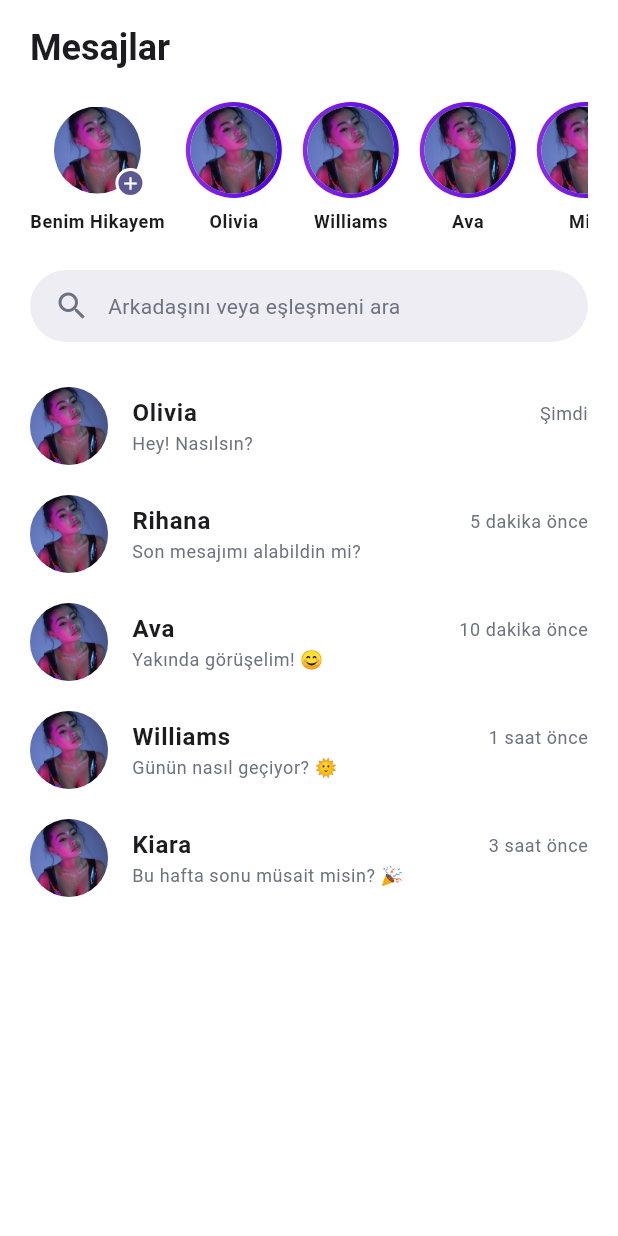
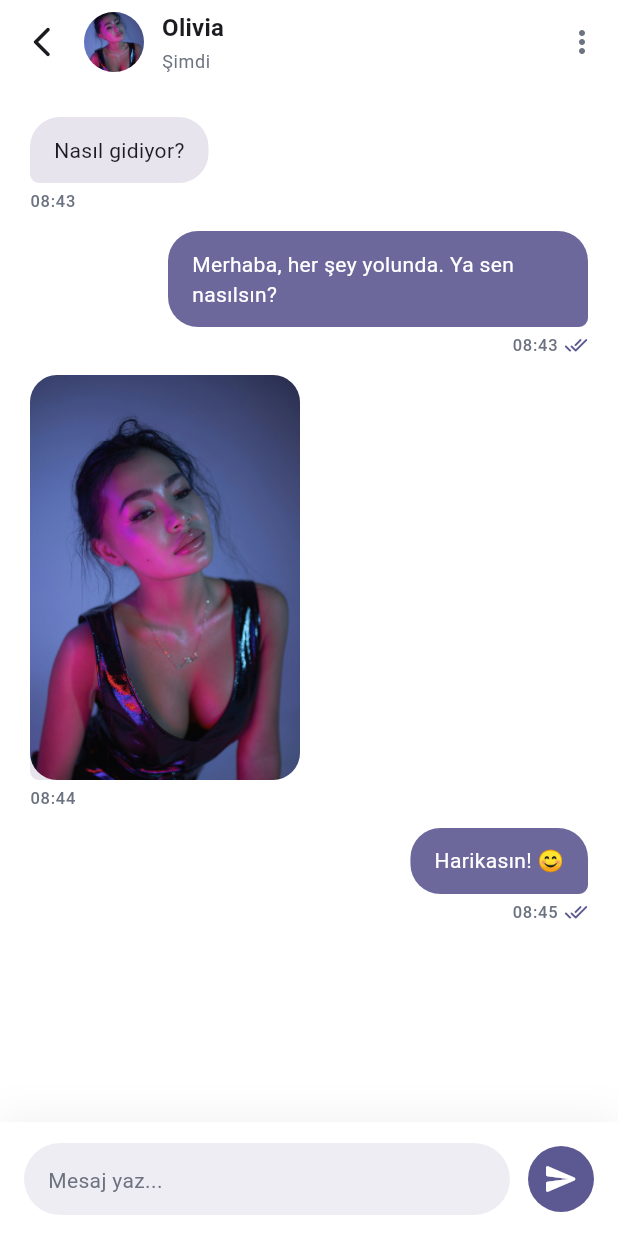
Before and after one commit to mertcan-tas/ferlian, a Flutter app: the MessagesScreen screen opened directly, after a tap on "Olivia", on a phone screen of 412 x 824 dp. Run offline on Flutter 3.47's test engine with Material 3 defaults, Android fonts, the phone set to English and light mode, and no system bars; our stand-ins replace flutter_svg, persistent_bottom_nav_bar, supabase_flutter; accounts and stored records are empty.

Commit message:
solved detail page bottom bar error

```diff
--- /dev/null
+++ b/lib/presentation/screens/messages/detail/chat_detail_screen.dart
@@ -0,0 +1,253 @@
+import 'package:flutter/material.dart';
+
+class ChatDetailScreen extends StatelessWidget {
+  const ChatDetailScreen({
+    super.key,
+    required this.partnerName,
+    required this.partnerAvatar,
+    required this.lastSeenLabel,
+  });
+
+  final String partnerName;
+  final String partnerAvatar;
+  final String lastSeenLabel;
+
+  @override
+  Widget build(BuildContext context) {
+    final theme = Theme.of(context);
+    final colorScheme = theme.colorScheme;
+
+    return Scaffold(
+      backgroundColor: colorScheme.surface,
+      appBar: AppBar(
+        backgroundColor: colorScheme.surface,
+        elevation: 0,
+        leading: IconButton(
+          icon: const Icon(Icons.arrow_back_ios_new_rounded),
+          onPressed: () => Navigator.of(context).pop(),
+        ),
+        titleSpacing: 0,
+        title: Row(
+          children: [
+            CircleAvatar(
+              radius: 20,
+              backgroundImage: AssetImage(partnerAvatar),
+            ),
+            const SizedBox(width: 12),
+            Column(
+              crossAxisAlignment: CrossAxisAlignment.start,
+              children: [
+                Text(
+                  partnerName,
+                  style: theme.textTheme.titleMedium?.copyWith(
+                    fontWeight: FontWeight.w600,
+                  ),
+                ),
+                const SizedBox(height: 2),
+                Text(
+                  lastSeenLabel,
+                  style: theme.textTheme.bodySmall?.copyWith(
+                    color: theme.colorScheme.onSurfaceVariant,
+                  ),
+                ),
+              ],
+            ),
+          ],
+        ),
+        actions: [
+          IconButton(
+            icon: const Icon(Icons.more_vert_rounded),
+            onPressed: () {},
+          ),
+        ],
+      ),
+      body: Column(
+        children: [
+          Expanded(
+            child: ListView.builder(
+              padding: const EdgeInsets.symmetric(horizontal: 20, vertical: 16),
+              itemCount: _sampleMessages.length,
+              itemBuilder: (context, index) {
+                final message = _sampleMessages[index];
+                return _MessageBubble(message: message, isMe: message.isMe);
+              },
+            ),
+          ),
+          const _MessageComposer(),
+        ],
+      ),
+    );
+  }
+}
+
+class ChatMessage {
+  const ChatMessage({
+    required this.isMe,
+    required this.timeLabel,
+    this.text,
+    this.imageAsset,
+  });
+
+  final bool isMe;
+  final String timeLabel;
+  final String? text;
+  final String? imageAsset;
+}
+
+class _MessageBubble extends StatelessWidget {
+  const _MessageBubble({required this.message, required this.isMe});
+
+  final ChatMessage message;
+  final bool isMe;
+
+  @override
+  Widget build(BuildContext context) {
+    final theme = Theme.of(context);
+    final colorScheme = theme.colorScheme;
+
+    final bubbleColor = isMe
+        ? colorScheme.primary.withOpacity(0.9)
+        : colorScheme.surfaceVariant.withOpacity(0.9);
+    final textColor = isMe ? Colors.white : colorScheme.onSurface;
+
+    Widget content;
+    if (message.imageAsset != null) {
+      content = ClipRRect(
+        borderRadius: BorderRadius.circular(18),
+        child: Image.asset(message.imageAsset!, width: 180, fit: BoxFit.cover),
+      );
+    } else {
+      content = Text(
+        message.text ?? '',
+        style: theme.textTheme.bodyMedium?.copyWith(color: textColor),
+      );
+    }
+
+    return Align(
+      alignment: isMe ? Alignment.centerRight : Alignment.centerLeft,
+      child: Padding(
+        padding: const EdgeInsets.symmetric(vertical: 6),
+        child: Column(
+          crossAxisAlignment: isMe
+              ? CrossAxisAlignment.end
+              : CrossAxisAlignment.start,
+          children: [
+            Container(
+              constraints: const BoxConstraints(maxWidth: 280),
+              padding: message.imageAsset != null
+                  ? EdgeInsets.zero
+                  : const EdgeInsets.symmetric(horizontal: 16, vertical: 12),
+              decoration: BoxDecoration(
+                color: bubbleColor,
+                borderRadius: BorderRadius.only(
+                  topLeft: const Radius.circular(20),
+                  topRight: const Radius.circular(20),
+                  bottomLeft: Radius.circular(isMe ? 20 : 6),
+                  bottomRight: Radius.circular(isMe ? 6 : 20),
+                ),
+              ),
+              child: content,
+            ),
+            const SizedBox(height: 4),
+            Row(
+              mainAxisSize: MainAxisSize.min,
+              children: [
+                Text(
+                  message.timeLabel,
+                  style: theme.textTheme.labelSmall?.copyWith(
+                    color: theme.colorScheme.onSurfaceVariant,
+                  ),
+                ),
+                if (isMe) ...[
+                  const SizedBox(width: 4),
+                  Icon(
+                    Icons.done_all_rounded,
+                    size: 16,
+                    color: theme.colorScheme.primary,
+                  ),
+                ],
+              ],
+            ),
+          ],
+        ),
+      ),
+    );
+  }
+}
+
+class _MessageComposer extends StatelessWidget {
+  const _MessageComposer();
+
+  @override
+  Widget build(BuildContext context) {
+    final theme = Theme.of(context);
+    final colorScheme = theme.colorScheme;
+
+    return SafeArea(
+      top: false,
+      child: Container(
+        padding: const EdgeInsets.symmetric(horizontal: 16, vertical: 14),
+        decoration: BoxDecoration(
+          color: colorScheme.surface,
+          boxShadow: [
+            BoxShadow(
+              color: Colors.black.withOpacity(0.05),
+              blurRadius: 20,
+              offset: const Offset(0, -4),
+            ),
+          ],
+        ),
+        child: Row(
+          children: [
+            Expanded(
+              child: Container(
+                decoration: BoxDecoration(
+                  color: colorScheme.surfaceVariant.withOpacity(0.6),
+                  borderRadius: BorderRadius.circular(24),
+                ),
+                child: TextField(
+                  decoration: InputDecoration(
+                    contentPadding: const EdgeInsets.symmetric(
+                      horizontal: 16,
+                      vertical: 12,
+                    ),
+                    hintText: 'Mesaj yaz...',
+                    hintStyle: theme.textTheme.bodyMedium?.copyWith(
+                      color: colorScheme.onSurfaceVariant,
+                    ),
+                    border: InputBorder.none,
+                  ),
+                ),
+              ),
+            ),
+            const SizedBox(width: 12),
+            Container(
+              width: 44,
+              height: 44,
+              decoration: BoxDecoration(
+                shape: BoxShape.circle,
+                color: colorScheme.primary,
+              ),
+              child: const Icon(Icons.send_rounded, color: Colors.white),
+            ),
+          ],
+        ),
+      ),
+    );
+  }
+}
+
+const _sampleMessages = <ChatMessage>[
+  ChatMessage(isMe: false, timeLabel: '08:43', text: 'Nasıl gidiyor?'),
+  ChatMessage(
+    isMe: true,
+    timeLabel: '08:43',
+    text: 'Merhaba, her şey yolunda. Ya sen nasılsın?',
+  ),
+  ChatMessage(
+    isMe: false,
+    timeLabel: '08:44',
+    imageAsset: 'assets/bg/auth-landing-bg.jpg',
+  ),
+  ChatMessage(isMe: true, timeLabel: '08:45', text: 'Harikasın! 😊'),
+];
--- a/lib/presentation/screens/messages/messages_screen.dart
+++ b/lib/presentation/screens/messages/messages_screen.dart
@@ -1,5 +1,9 @@
+import 'package:flutter/material.dart';
+
 import 'package:ferlian/l10n/app_localizations.dart';
-import 'package:flutter/material.dart';
+import 'package:persistent_bottom_nav_bar/persistent_bottom_nav_bar.dart';
+
+import 'detail/chat_detail_screen.dart';
 
 class MessagesScreen extends StatelessWidget {
   const MessagesScreen({super.key});
@@ -164,7 +168,19 @@ class MessagesScreen extends StatelessWidget {
                           color: theme.colorScheme.onSurfaceVariant,
                         ),
                       ),
-                      onTap: () {},
+                      onTap: () {
+                        PersistentNavBarNavigator.pushNewScreen(
+                          context,
+                          screen: ChatDetailScreen(
+                            partnerName: message.name,
+                            partnerAvatar: message.avatarAsset,
+                            lastSeenLabel: message.timeLabel,
+                          ),
+                          withNavBar: false,
+                          pageTransitionAnimation:
+                              PageTransitionAnimation.cupertino,
+                        );
+                      },
                     );
                   },
                 ),
```
